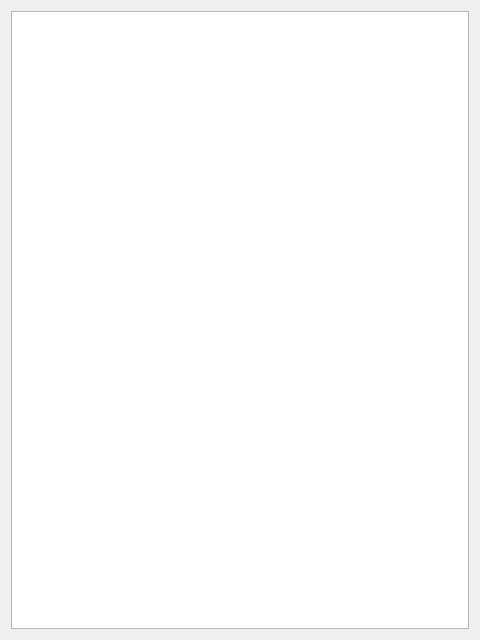
Qt form client/MinderClient/mindmap.ui (LDK28/Minder) before a commit.
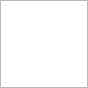
The same form after that commit.

```diff
--- a/client/MinderClient/mindmap.ui
+++ b/client/MinderClient/mindmap.ui
@@ -6,14 +6,26 @@
    <rect>
     <x>0</x>
     <y>0</y>
-    <width>480</width>
-    <height>640</height>
+    <width>88</width>
+    <height>88</height>
    </rect>
   </property>
   <property name="windowTitle">
    <string>Form</string>
   </property>
   <layout class="QVBoxLayout" name="verticalLayout">
+   <property name="leftMargin">
+    <number>0</number>
+   </property>
+   <property name="topMargin">
+    <number>0</number>
+   </property>
+   <property name="rightMargin">
+    <number>0</number>
+   </property>
+   <property name="bottomMargin">
+    <number>0</number>
+   </property>
    <item>
     <widget class="QGraphicsView" name="graphicsViewMindMap"/>
    </item>
```
